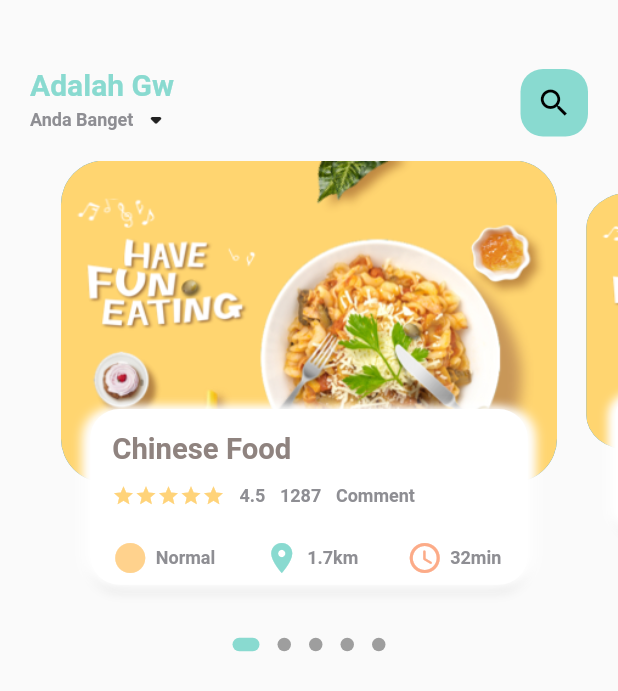
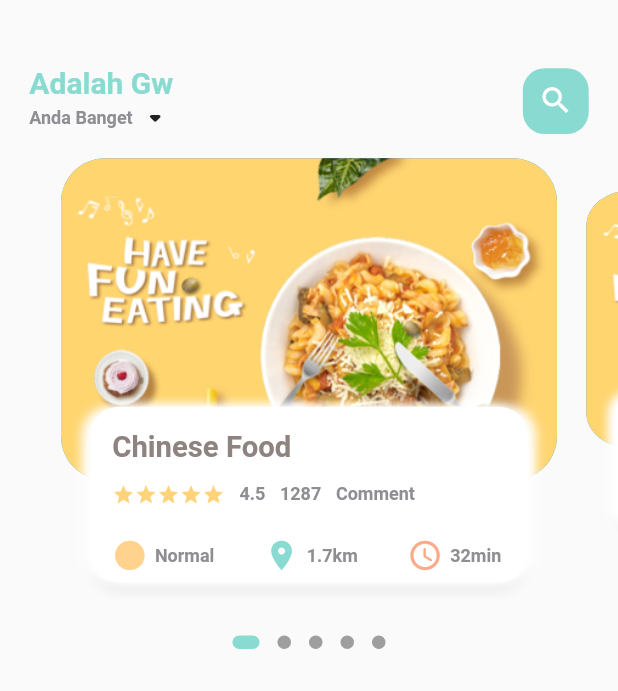
Before and after one commit to 0zyyy/foodapp, a Flutter app: the screen it shows after launch, on a phone screen of 412 x 824 dp. Shown: the top 691 px of the screen. Run offline on Flutter 3.47's test engine with Material 2 defaults, Android fonts, the phone set to English and light mode, and no system bars; drawn by our look-alikes of dots_indicator; our stand-ins replace get.

Commit message:
First Commit, menggunakan dimensi agar bisa dynamic

```diff
--- a/lib/home/main_page.dart
+++ b/lib/home/main_page.dart
@@ -1,6 +1,7 @@
 import 'package:flutter/material.dart';
 import 'package:foodapp/home/body_page.dart';
 import 'package:foodapp/utils/colors.dart';
+import 'package:foodapp/utils/dimension.dart';
 import 'package:foodapp/widgets/big_text.dart';
 import 'package:foodapp/widgets/small_text.dart';
 //IMPORT widget
@@ -19,8 +20,10 @@ class _MainPageState extends State<MainPage> {
       body: Column(
         children: [
           Container(
-            margin: const EdgeInsets.only(top: 45, bottom: 15),
-            padding: const EdgeInsets.only(left: 20, right: 20),
+            margin: EdgeInsets.only(
+                top: Dimensions.height45, bottom: Dimensions.height15),
+            padding: EdgeInsets.only(
+                left: Dimensions.width20, right: Dimensions.width20),
             child: Row(
               mainAxisAlignment: MainAxisAlignment.spaceBetween,
               children: [
@@ -42,14 +45,16 @@ class _MainPageState extends State<MainPage> {
                 ),
                 Center(
                   child: Container(
-                      width: 45,
-                      height: 45,
+                      width: Dimensions.height45,
+                      height: Dimensions.height45,
                       decoration: BoxDecoration(
-                          borderRadius: BorderRadius.circular(15),
+                          borderRadius:
+                              BorderRadius.circular(Dimensions.radius15),
                           color: AppColors.mainColor),
                       child: Icon(
                         Icons.search,
-                        color: Colors.black,
+                        color: Colors.white,
+                        size: Dimensions.iconSize24,
                       )),
                 )
               ],
--- a/lib/utils/dimension.dart
+++ b/lib/utils/dimension.dart
@@ -14,6 +14,7 @@ class Dimensions {
   static double height15 = screenHeight / 56.27;
   static double height20 = screenHeight / 42.2;
   static double height30 = screenHeight / 28.13;
+  static double height45 = screenHeight / 18.76;
 
 // WIDTH FOR MARGIN AND PADDING
   static double width10 = screenHeight / 84.4;
@@ -21,6 +22,11 @@ class Dimensions {
   static double width20 = screenHeight / 42.2;
   static double width30 = screenHeight / 28.13;
 
+  //RADIUS
+  static double radius15 = screenHeight / 56.27;
   static double radius20 = screenHeight / 42.2;
   static double radius30 = screenHeight / 28.13;
+
+  //ICON SIZE
+  static double iconSize24 = screenHeight / 35.17;
 }
--- a/lib/widgets/icon_and_text.dart
+++ b/lib/widgets/icon_and_text.dart
@@ -1,4 +1,5 @@
 import 'package:flutter/material.dart';
+import 'package:foodapp/utils/dimension.dart';
 import 'package:foodapp/widgets/small_text.dart';
 
 class IconAndText extends StatelessWidget {
@@ -19,6 +20,7 @@ class IconAndText extends StatelessWidget {
         Icon(
           icon,
           color: IconColor,
+          size: Dimensions.iconSize24,
         ),
         SizedBox(
           width: 5,
```
